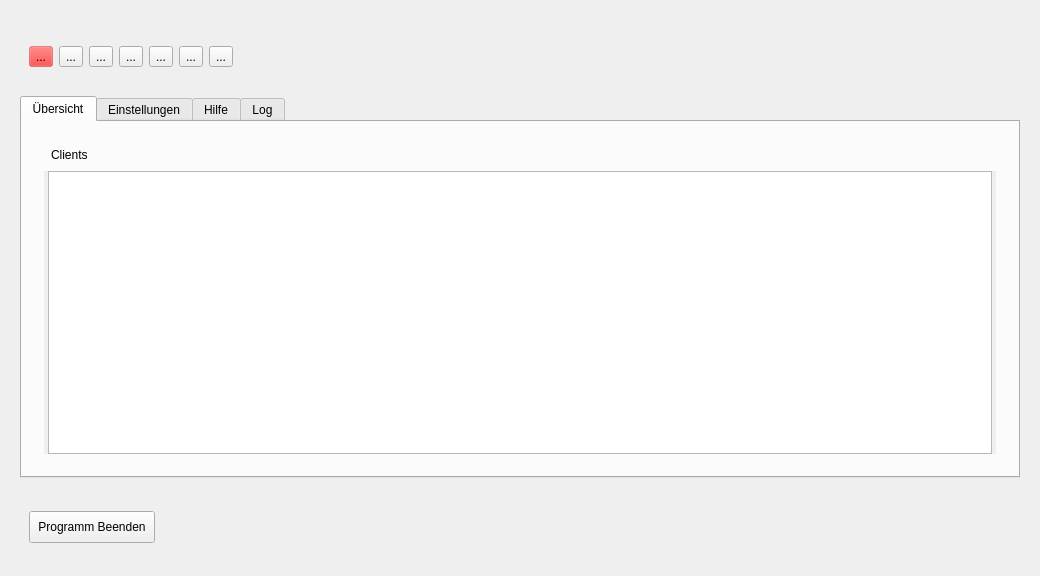
First picture: the form in server/server.ui, repository valueerrorx/life-exam, before the edit.
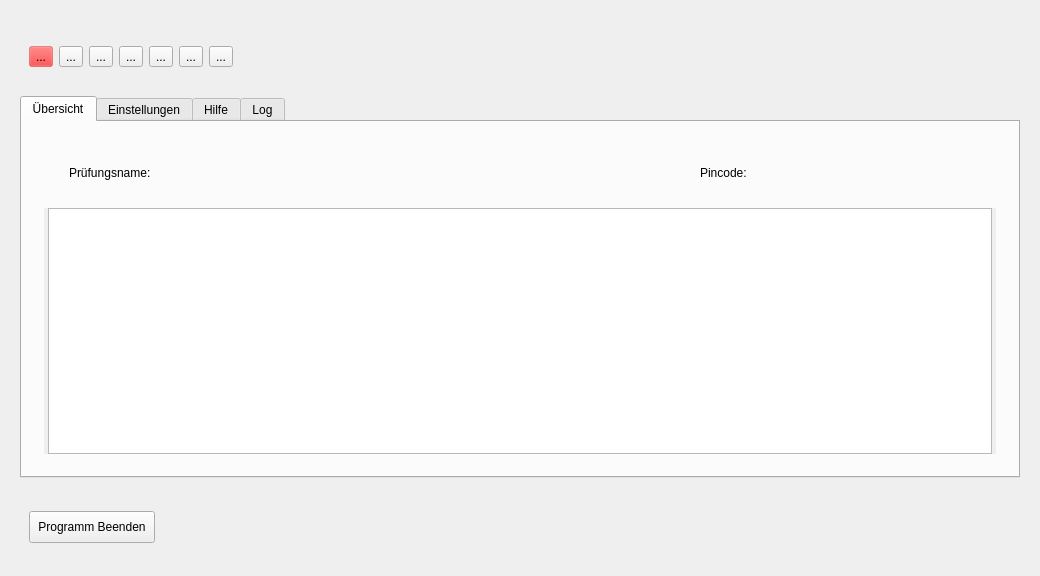
Second picture: the form after the edit. The open tabs and pages were chosen to show the change. Icons and pictures are not drawn.

Commit message: added random pin generator

Patch:
```diff
--- a/server/server.ui
+++ b/server/server.ui
@@ -320,7 +320,13 @@
               <enum>QLayout::SetDefaultConstraint</enum>
              </property>
              <item>
-              <widget class="QLabel" name="infolabel_2">
+              <widget class="QWidget" name="widget_15" native="true">
+               <layout class="QHBoxLayout" name="horizontalLayout_7">
+                <item>
+                 <widget class="QWidget" name="widget_18" native="true">
+                  <layout class="QHBoxLayout" name="horizontalLayout_8">
+                   <item>
+                    <widget class="QLabel" name="namelabel">
                <property name="font">
                 <font>
                  <weight>50</weight>
@@ -331,7 +337,7 @@
                 <string notr="true">padding:0px;margin-top:1px;</string>
                </property>
                <property name="text">
-                <string>&lt;html&gt;&lt;head/&gt;&lt;body&gt;&lt;p&gt;Clients&lt;/p&gt;&lt;/body&gt;&lt;/html&gt;</string>
+                      <string>&lt;html&gt;&lt;head/&gt;&lt;body&gt;&lt;p&gt;Prüfungsname:&lt;/p&gt;&lt;/body&gt;&lt;/html&gt;</string>
                </property>
                <property name="alignment">
                 <set>Qt::AlignLeading|Qt::AlignLeft|Qt::AlignTop</set>
@@ -342,6 +348,38 @@
                <property name="indent">
                 <number>-1</number>
                </property>
+                    </widget>
+                   </item>
+                  </layout>
+                 </widget>
+                </item>
+                <item>
+                 <widget class="QWidget" name="widget_16" native="true">
+                  <layout class="QVBoxLayout" name="verticalLayout_8">
+                   <item>
+                    <widget class="QLabel" name="labelmiddle">
+                     <property name="text">
+                      <string/>
+                     </property>
+                    </widget>
+                   </item>
+                  </layout>
+                 </widget>
+                </item>
+                <item>
+                 <widget class="QWidget" name="widget_17" native="true">
+                  <layout class="QVBoxLayout" name="verticalLayout_18">
+                   <item>
+                    <widget class="QLabel" name="pinlabel">
+                     <property name="text">
+                      <string>Pincode:</string>
+                     </property>
+                    </widget>
+                   </item>
+                  </layout>
+                 </widget>
+                </item>
+               </layout>
               </widget>
              </item>
              <item>
```
Left out of the diff: 2 changed lines with no effect on the pictures. Lines whose indentation alone changed are shown as unchanged. The commit also changes 1 other file.
